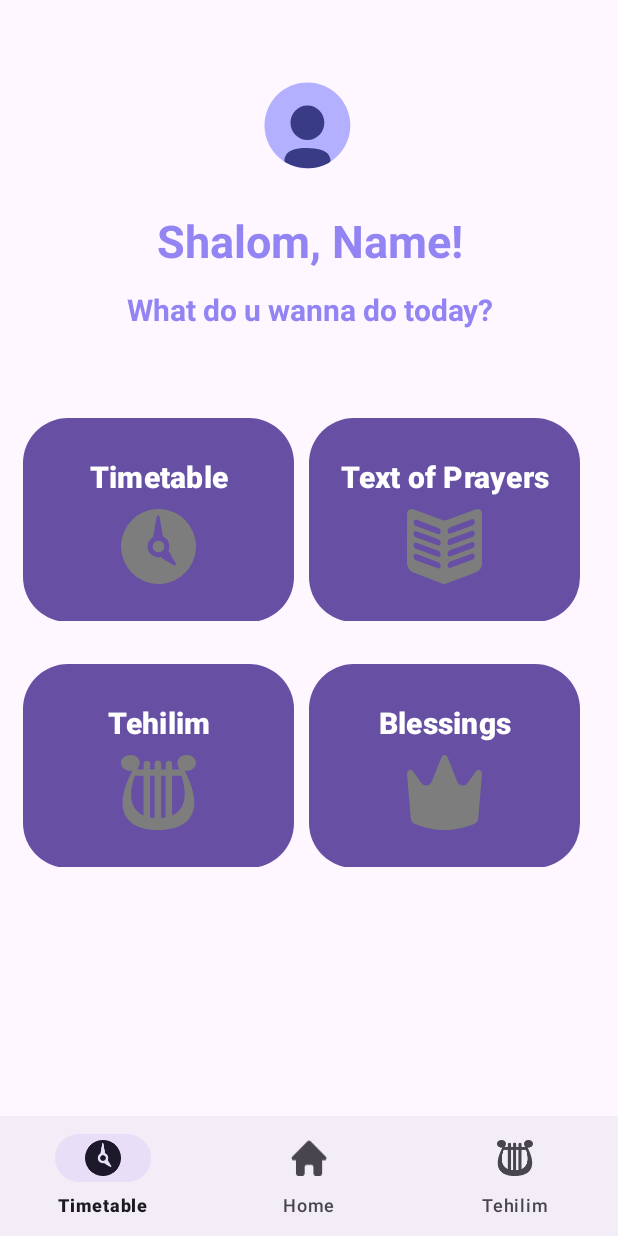
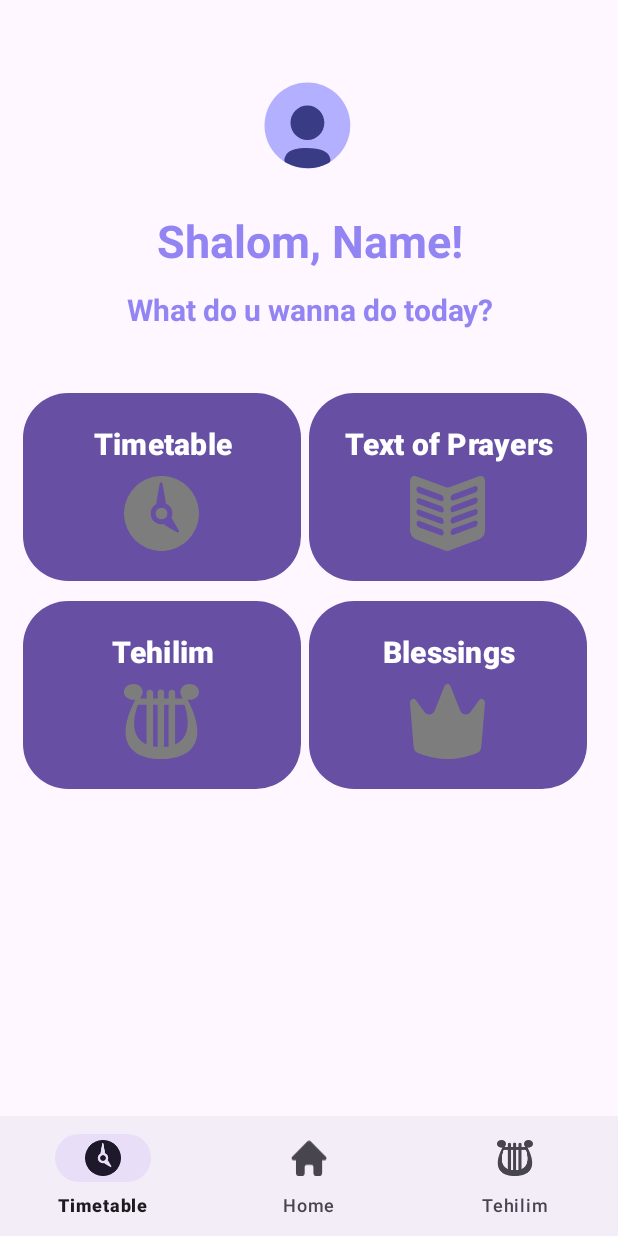
Before and after one commit to MrIsrak/prayer_app, an Android app: the MainMenu screen opened directly, with no data from a screen before it, on a phone screen of 412 x 824 dp. Run offline under Robolectric (Android 15) with nearby library versions, the phone set to English and light mode, and no system bars.

Commit message:
Button have been resized

```diff
--- a/app/src/main/res/layout/activity_main_menu.xml
+++ b/app/src/main/res/layout/activity_main_menu.xml
@@ -67,7 +67,7 @@
             android:id="@+id/layout_top"
             android:layout_width="match_parent"
             android:layout_height="wrap_content"
-            android:layout_marginTop="30dp"
+            android:layout_marginTop="20dp"
             android:orientation="horizontal">
 
             <com.google.android.material.button.MaterialButton
@@ -88,6 +88,7 @@
                 android:text="@string/text_prayers"
                 app:cornerRadius="30dp"
                 android:drawableBottom="@drawable/book"
+
                 />
 
         </LinearLayout>
@@ -98,7 +99,7 @@
             android:id="@+id/layout_bot"
             android:layout_width="match_parent"
             android:layout_height="wrap_content"
-            android:layout_marginTop="10dp"
+
             android:orientation="horizontal"
             app:layout_constraintTop_toBottomOf="@id/layout_top">
             <com.google.android.material.button.MaterialButton
--- a/app/src/main/res/values/styles.xml
+++ b/app/src/main/res/values/styles.xml
@@ -61,14 +61,14 @@
         <item name="android:textStyle">bold</item>
         <item name="android:layout_gravity">center</item>
 
-        <item name="android:layout_marginEnd">10dp</item>
-        <item name="android:layout_marginTop">10dp</item>
+        <item name="android:layout_marginEnd">5dp</item>
+        <item name="android:layout_marginTop">5dp</item>
 
-        <item name="android:paddingTop">25dp</item>
-        <item name="android:paddingBottom">25dp</item>
+        <item name="android:paddingTop">20dp</item>
+        <item name="android:paddingBottom">20dp</item>
 
-        <item name="android:paddingStart">15dp</item>
-        <item name="android:paddingEnd">15dp</item>
+        <item name="android:paddingStart">5dp</item>
+        <item name="android:paddingEnd">5dp</item>
 
         <item name="android:layout_weight">0.5</item>
 
```
Also changed, not shown: app/src/main/res/layout/timetable.xml (added, +25 -0 lines).
